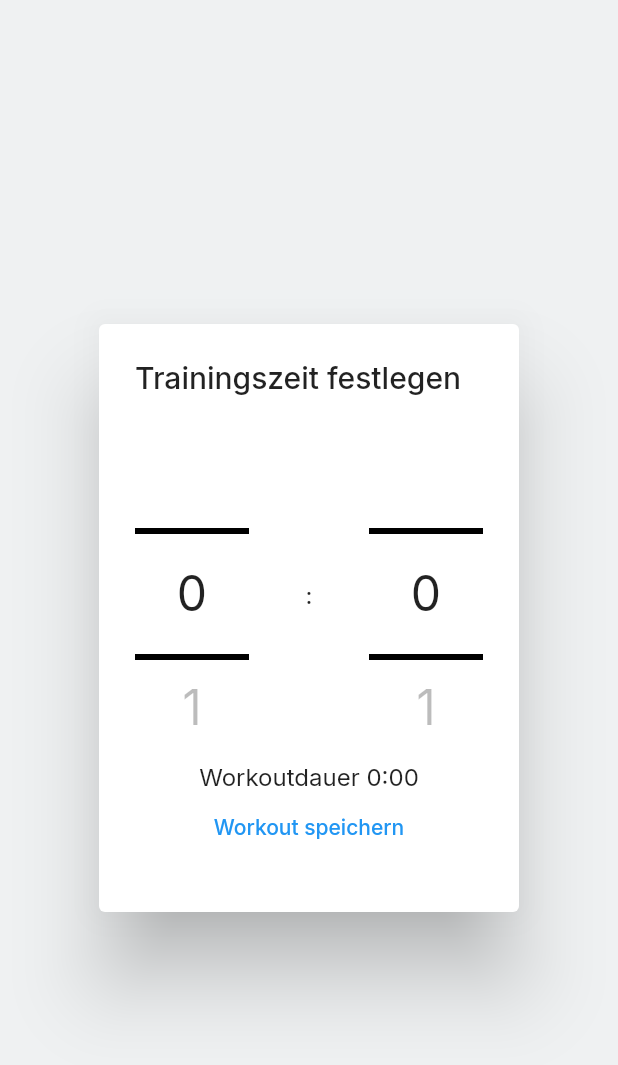
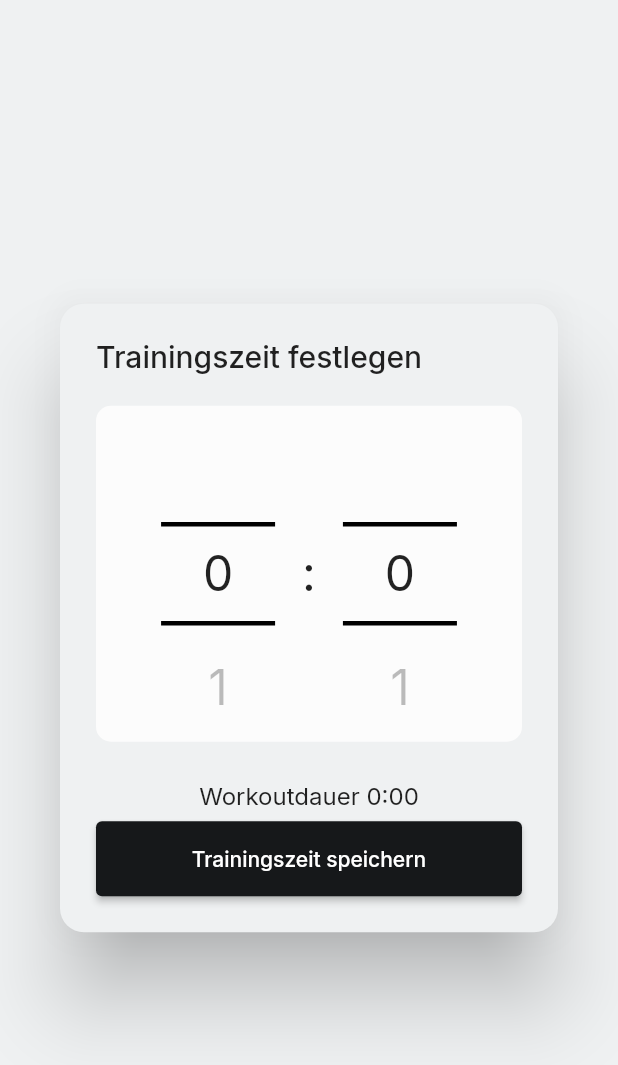
Before and after one commit to NkITaa/interval_timer, a Flutter app: what buildSetTimesDialog() shows on an empty page, opened directly with empty values, on a phone screen of 412 x 824 dp. Shown: the top 1065 px of the screen. Run offline on Flutter 3.47's test engine with Material 2 defaults, Android fonts, the phone set to English and light mode, and no system bars; drawn by our look-alikes of scroll_snap_list; our stand-ins replace confetti, flutter_tabler_icons, google_fonts, hive, hive_flutter; accounts and stored records are empty; generated files the repository leaves out were written again.

Commit message:
refactor time wheel

```diff
--- a/lib/components/dialogs.dart
+++ b/lib/components/dialogs.dart
@@ -160,7 +160,6 @@ class Dialogs {
     return StatefulBuilder(builder: (context, setState) {
       void updateTime(Duration pause, Duration training, int sets) {
         workoutTime = (pause + training) * sets;
-        setState(() {});
       }
 
       update(String type, bool increment) {
@@ -327,46 +326,104 @@ class Dialogs {
     late int workoutTime = (minutes.inSeconds + otherMinutes.inSeconds) * sets;
 
     return AlertDialog(
+        backgroundColor:
+            MyApp.of(context).isDarkMode() ? darkNeutral0 : lightNeutral100,
+        shape: RoundedRectangleBorder(
+          borderRadius: BorderRadius.circular(16),
+        ),
         title: Text(type == "set"
             ? AppLocalizations.of(context)!.workout_sets
             : type == "pause"
                 ? AppLocalizations.of(context)!.workout_pause_time
                 : AppLocalizations.of(context)!.workout_training_time),
-        content: SizedBox(
-          height: 300,
+        content: StatefulBuilder(builder: (context, setState) {
+          void updateTime(Duration minutes, Duration otherMinutes, int sets) {
+            workoutTime = (minutes.inSeconds + otherMinutes.inSeconds) * sets;
+          }
+
+          setValueLocal(String type, int value, bool? minute) {
+            if (type != "set") {
+              if (minute!) {
+                minutes = Duration(
+                    minutes: value, seconds: minutes.inSeconds.remainder(60));
+              } else {
+                minutes = Duration(
+                    minutes: minutes.inMinutes.remainder(60), seconds: value);
+              }
+            } else {
+              sets = value;
+            }
+            updateTime(minutes, otherMinutes, sets);
+            setState(() {});
+          }
+
+          return SizedBox(
+            height: 327,
+            width: MediaQuery.of(context).size.width,
             child: Column(
               children: [
                 type != "set"
-                  ? Row(
-                      mainAxisAlignment: MainAxisAlignment.spaceBetween,
+                    ? Container(
+                        decoration: BoxDecoration(
+                          color: MyApp.of(context).isDarkMode()
+                              ? darkNeutral100
+                              : lightNeutral0,
+                          borderRadius:
+                              const BorderRadius.all(Radius.circular(10)),
+                        ),
+                        child: Row(
+                          mainAxisAlignment: MainAxisAlignment.center,
                           children: [
                             TimeWheel(
                               type: type,
                               value: minutes.inMinutes.remainder(60),
                               setValue: setValue,
                               minute: true,
+                              setValueLocal: setValueLocal,
                             ),
-                        const Text(":"),
+                            SizedBox(width: 18),
+                            const Text(":", style: TextStyle(fontSize: 32)),
+                            SizedBox(width: 18),
                             TimeWheel(
                               type: type,
                               value: minutes.inSeconds.remainder(60),
                               setValue: setValue,
                               minute: false,
+                              setValueLocal: setValueLocal,
                             ),
                           ],
+                        ),
                       )
                     : TimeWheel(
                         type: type,
                         value: sets,
                         setValue: setValue,
+                        setValueLocal: setValueLocal,
                       ),
-              Text(
+                const SizedBox(height: 18),
+                Padding(
+                  padding: const EdgeInsets.all(8.0),
+                  child: Text(
                       "${AppLocalizations.of(context)!.workouts_duration} ${(workoutTime / 60).floor()}:${(workoutTime % 60).toString().padLeft(2, '0')}"),
-              TextButton(
-                  onPressed: () {},
-                  child: Text(AppLocalizations.of(context)!.save_workout)),
+                ),
+                SizedBox(
+                  width: double.infinity,
+                  height: 50,
+                  child: ElevatedButton(
+                      onPressed: () {
+                        Navigator.pop(context);
+                      },
+                      child: Text(type == "set"
+                          ? AppLocalizations.of(context)!.workout_sets_save
+                          : type == "pause"
+                              ? AppLocalizations.of(context)!
+                                  .workout_pause_time_save
+                              : AppLocalizations.of(context)!
+                                  .workout_training_time_save)),
+                ),
               ],
             ),
-        ));
+          );
+        }));
   }
 }
--- a/lib/components/time_wheel.dart
+++ b/lib/components/time_wheel.dart
@@ -3,8 +3,10 @@ import 'package:flutter/material.dart';
 import 'package:scroll_snap_list/scroll_snap_list.dart';
 
 class TimeWheel extends StatelessWidget {
-  final List<int> data = List.generate(59, (index) => index);
+  final List<int> data = List.generate(60, (index) => index);
   final Function(String type, int newValue, bool? minute) setValue;
+  final Function(String type, int newValue, bool? minute) setValueLocal;
+
   final String type;
   final int value;
   final bool? minute;
@@ -12,6 +14,7 @@ class TimeWheel extends StatelessWidget {
       {super.key,
       required this.setValue,
       required this.type,
+      required this.setValueLocal,
       this.minute,
       required this.value});
 
@@ -25,13 +28,14 @@ class TimeWheel extends StatelessWidget {
           const Column(
             mainAxisAlignment: MainAxisAlignment.center,
             children: [
-              Divider(color: Colors.black, thickness: 4),
-              SizedBox(height: 68),
-              Divider(color: Colors.black, thickness: 4),
+              Divider(color: Colors.black, thickness: 3),
+              SizedBox(height: 50),
+              Divider(color: Colors.black, thickness: 3),
             ],
           ),
           ScrollSnapList(
             onItemFocus: (int index) {
+              setValueLocal(type, index, minute);
               setValue(type, index, minute);
             },
             itemSize: 76,
--- a/lib/l10n/app_en.arb
+++ b/lib/l10n/app_en.arb
@@ -7,8 +7,11 @@
     "start_workout": "Workout starten",
     "save_workout": "Workout speichern",
     "workout_training_time": "Trainingszeit festlegen",
+    "workout_training_time_save": "Trainingszeit speichern",
     "workout_pause_time": "Pausenzeit festlegen",
+    "workout_pause_time_save": "Pausenzeit speichern",
     "workout_sets": "Setzahl festlegen",
+    "workout_sets_save": "Setzahl speichern",
 
     "title_workouts": "Workouts",
     "workouts_search": "Suche",
--- a/lib/pages/jump_in/jump_in.dart
+++ b/lib/pages/jump_in/jump_in.dart
@@ -124,6 +124,7 @@ class _JumpInState extends State<JumpIn> {
                   onPressed: () {
                     showModalBottomSheet(
                       isScrollControlled: true,
+                      enableDrag: false,
                       context: context,
                       builder: (BuildContext context) =>
                           Dialogs.buildEditWorkoutDialog(
--- a/lib/pages/workouts/components/workout_tile.dart
+++ b/lib/pages/workouts/components/workout_tile.dart
@@ -50,6 +50,7 @@ class WorkoutTile extends StatelessWidget {
                 onPressed: () {
                   showModalBottomSheet(
                     isScrollControlled: true,
+                    enableDrag: false,
                     context: context,
                     builder: (BuildContext context) =>
                         Dialogs.buildEditWorkoutDialog(
--- a/lib/pages/workouts/components/workouts_appbar.dart
+++ b/lib/pages/workouts/components/workouts_appbar.dart
@@ -29,6 +29,7 @@ class WorkoutsAppbar extends StatelessWidget implements PreferredSizeWidget {
           onPressed: () {
             showModalBottomSheet(
               isScrollControlled: true,
+              enableDrag: false,
               context: context,
               builder: (BuildContext context) =>
                   Dialogs.buildAddWorkoutDialog(context, setListState),
```
Also changed, not shown: 1 other file. Lines whose indentation alone changed are shown as unchanged.
